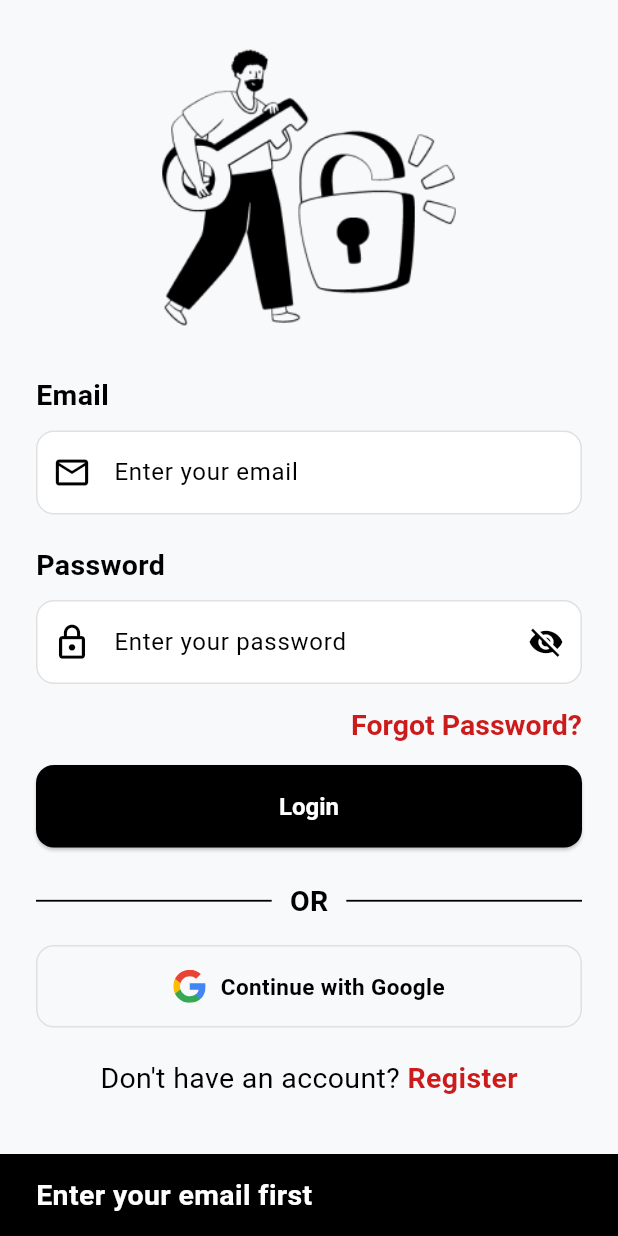
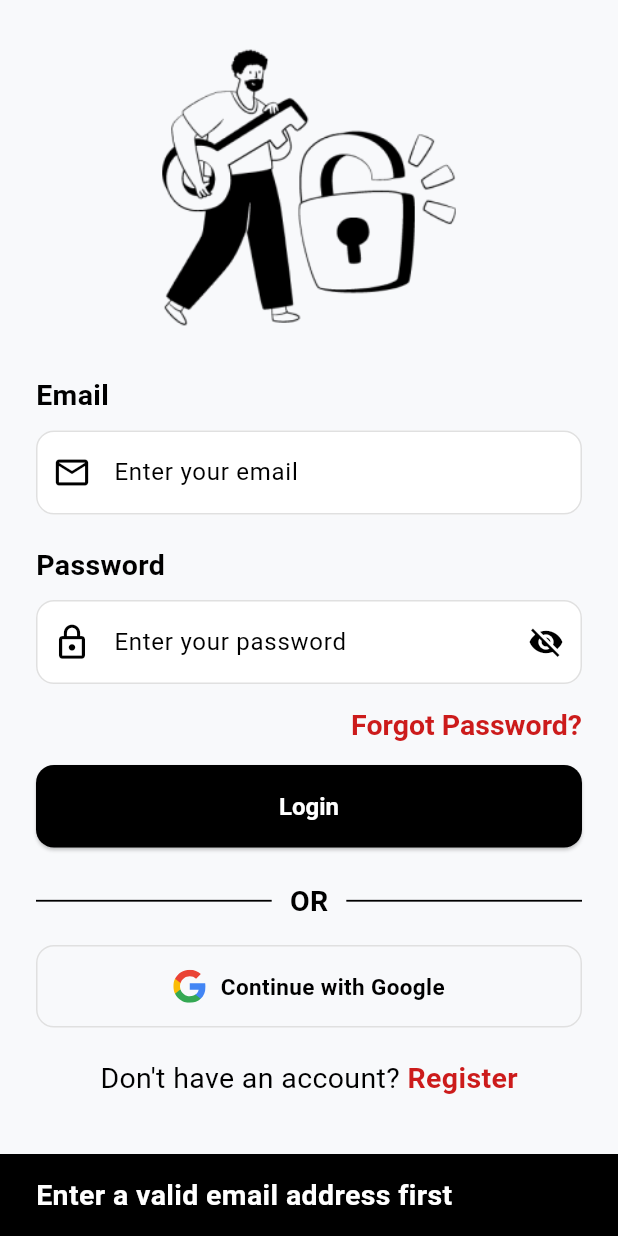
Before and after one commit to mohamedsalah415565-dev/gurdia-x, a Flutter app: the RegisterScreen screen opened by its route, after a tap on "Register", after a tap on "Login", after a tap on "Forgot Password?", on a phone screen of 412 x 824 dp. Run offline on Flutter 3.47's test engine with Material 3 defaults, Android fonts, the phone set to English and light mode, and no system bars; our stand-ins replace camera, cloud_firestore, curved_navigation_bar, dio, firebase_auth, firebase_core and 10 more; accounts and stored records are empty.

Commit message:
update validation

```diff
--- a/lib/shared/widgets/login_form.dart
+++ b/lib/shared/widgets/login_form.dart
@@ -22,6 +22,93 @@ class LoginForm extends StatefulWidget {
 class _LoginFormState extends State<LoginForm> {
   bool obscurePassword = true;
 
+  /// EMAIL VALIDATOR
+  String? _emailValidator(String? value) {
+    if (value == null || value.trim().isEmpty) {
+      return 'Email is required';
+    }
+
+    final email = value.trim();
+
+    final emailRegex = RegExp(
+      r'^[a-zA-Z0-9._%+-]+@[a-zA-Z0-9.-]+\.[a-zA-Z]{2,}$',
+    );
+
+    if (!emailRegex.hasMatch(email)) {
+      return 'Enter a valid email address';
+    }
+
+    return null;
+  }
+
+  /// PASSWORD VALIDATOR
+  String? _passwordValidator(String? value) {
+    if (value == null || value.trim().isEmpty) {
+      return 'Password is required';
+    }
+
+    if (value.length < 6) {
+      return 'Password must be at least 6 characters';
+    }
+
+    return null;
+  }
+
+  /// FORGOT PASSWORD
+  Future<void> _forgotPassword() async {
+    final email = widget.emailController.text.trim();
+
+    if (_emailValidator(email) != null) {
+      if (!mounted) return;
+
+      ScaffoldMessenger.of(context).showSnackBar(
+        const SnackBar(content: Text("Enter a valid email address first")),
+      );
+      return;
+    }
+
+    final scaffold = ScaffoldMessenger.of(context);
+
+    try {
+      await FirebaseAuth.instance.sendPasswordResetEmail(email: email);
+
+      if (!mounted) return;
+
+      scaffold.showSnackBar(
+        const SnackBar(content: Text("Password reset email sent")),
+      );
+    } on FirebaseAuthException catch (e) {
+      if (!mounted) return;
+
+      String message;
+
+      switch (e.code) {
+        case 'user-not-found':
+          message = 'No account found with this email';
+          break;
+
+        case 'invalid-email':
+          message = 'Invalid email address';
+          break;
+
+        case 'too-many-requests':
+          message = 'Too many requests. Try again later';
+          break;
+
+        default:
+          message = e.message ?? 'Failed to send reset email';
+      }
+
+      scaffold.showSnackBar(SnackBar(content: Text(message)));
+    } catch (_) {
+      if (!mounted) return;
+
+      scaffold.showSnackBar(
+        const SnackBar(content: Text("Something went wrong")),
+      );
+    }
+  }
+
   @override
   Widget build(BuildContext context) {
     final theme = AppTheme.lightTheme;
@@ -31,26 +118,23 @@ class _LoginFormState extends State<LoginForm> {
       child: Column(
         crossAxisAlignment: CrossAxisAlignment.start,
         children: [
-          /// Email label
+          /// EMAIL
           Text("Email", style: theme.textTheme.bodyMedium),
           const SizedBox(height: 10),
 
-          /// Email input
           CustomTextField(
             controller: widget.emailController,
             hint: "Enter your email",
             prefixIcon: const Icon(Icons.email_outlined, size: 26),
-            validator: (value) => (value == null || !value.contains('@'))
-                ? "Enter a valid email"
-                : null,
+            validator: _emailValidator,
           ),
+
           const SizedBox(height: 20),
 
-          /// Password label
+          /// PASSWORD
           Text("Password", style: theme.textTheme.bodyMedium),
           const SizedBox(height: 10),
 
-          /// Password input with toggle
           CustomTextField(
             controller: widget.passwordController,
             hint: "Enter your password",
@@ -60,46 +144,22 @@ class _LoginFormState extends State<LoginForm> {
               icon: Icon(
                 obscurePassword ? Icons.visibility_off : Icons.visibility,
               ),
-              onPressed: () =>
-                  setState(() => obscurePassword = !obscurePassword),
+              onPressed: () {
+                setState(() {
+                  obscurePassword = !obscurePassword;
+                });
+              },
             ),
-            validator: (value) => (value == null || value.length < 6)
-                ? "Password too short"
-                : null,
+            validator: _passwordValidator,
           ),
-          SizedBox(height: 16),
 
-          /// Forgot password
+          const SizedBox(height: 16),
+
+          /// FORGOT PASSWORD
           Align(
             alignment: Alignment.centerRight,
             child: TextButton(
-              onPressed: () async {
-                final email = widget.emailController.text.trim();
-                if (email.isEmpty) {
-                  if (!mounted) return; // Guard State usage
-                  ScaffoldMessenger.of(context).showSnackBar(
-                    const SnackBar(content: Text("Enter your email first")),
-                  );
-                  return;
-                }
-
-                // Capture scaffold context before async gap
-                final scaffold = ScaffoldMessenger.of(context);
-
-                try {
-                  await FirebaseAuth.instance.sendPasswordResetEmail(
-                    email: email,
-                  );
-
-                  if (!mounted) return; // Guard after async
-                  scaffold.showSnackBar(
-                    const SnackBar(content: Text("Password reset email sent")),
-                  );
-                } catch (e) {
-                  if (!mounted) return; // Guard after async
-                  scaffold.showSnackBar(SnackBar(content: Text(e.toString())));
-                }
-              },
+              onPressed: _forgotPassword,
               child: Text(
                 "Forgot Password?",
                 style: theme.textTheme.bodyMedium?.copyWith(
--- a/lib/shared/widgets/register_form.dart
+++ b/lib/shared/widgets/register_form.dart
@@ -27,12 +27,12 @@ class RegisterForm extends StatefulWidget {
 
 class _RegisterFormState extends State<RegisterForm> {
   bool isLoading = false;
+  bool obscurePassword = true;
+  bool obscureConfirmPassword = true;
 
   Future<void> handleRegister() async {
-    // SAFETY: check form exists before validating
     if (widget.formKey.currentState == null) return;
 
-    // Validate form
     if (!widget.formKey.currentState!.validate()) return;
 
     setState(() => isLoading = true);
@@ -45,7 +45,6 @@ class _RegisterFormState extends State<RegisterForm> {
 
       if (!mounted) return;
 
-      // IMPORTANT: Call navigation callback only if registration succeeds
       widget.onRegister?.call();
     } catch (e) {
       if (!mounted) return;
@@ -78,14 +77,17 @@ class _RegisterFormState extends State<RegisterForm> {
             hint: "Email",
             prefixIcon: const Icon(Icons.email),
 
-            // Improved email validation
-            validator: (v) {
-              if (v == null || v.isEmpty) {
-                return "Enter email";
+            validator: (value) {
+              if (value == null || value.trim().isEmpty) {
+                return 'Email is required';
               }
 
-              if (!v.contains("@")) {
-                return "Enter valid email";
+              final email = value.trim();
+
+              final emailRegex = RegExp(r'^[\w\.-]+@([\w-]+\.)+[a-zA-Z]{2,}$');
+
+              if (!emailRegex.hasMatch(email)) {
+                return 'Enter a valid email address';
               }
 
               return null;
@@ -103,16 +105,42 @@ class _RegisterFormState extends State<RegisterForm> {
           CustomTextField(
             controller: widget.passwordController,
             hint: "Password",
-            obscure: true,
-            prefixIcon: const Icon(Icons.lock),
+            obscure: obscurePassword,
+            prefixIcon: const Icon(Icons.lock_outline),
+            suffixIcon: IconButton(
+              icon: Icon(
+                obscurePassword ? Icons.visibility_off : Icons.visibility,
+              ),
+              onPressed: () {
+                setState(() {
+                  obscurePassword = !obscurePassword;
+                });
+              },
+            ),
 
-            validator: (v) {
-              if (v == null || v.isEmpty) {
-                return "Enter password";
+            validator: (value) {
+              if (value == null || value.isEmpty) {
+                return 'Password is required';
               }
 
-              if (v.length < 6) {
-                return "Min 6 characters";
+              if (value.length < 8) {
+                return 'Minimum 8 characters';
+              }
+
+              if (!RegExp(r'[A-Z]').hasMatch(value)) {
+                return 'Add uppercase letter';
+              }
+
+              if (!RegExp(r'[a-z]').hasMatch(value)) {
+                return 'Add lowercase letter';
+              }
+
+              if (!RegExp(r'[0-9]').hasMatch(value)) {
+                return 'Add number';
+              }
+
+              if (!RegExp(r'[!@#$%^&*(),.?":{}|<>]').hasMatch(value)) {
+                return 'Add special character';
               }
 
               return null;
@@ -130,16 +158,28 @@ class _RegisterFormState extends State<RegisterForm> {
           CustomTextField(
             controller: widget.confirmPasswordController,
             hint: "Confirm Password",
-            obscure: true,
+            obscure: obscureConfirmPassword,
             prefixIcon: const Icon(Icons.lock_outline),
+            suffixIcon: IconButton(
+              icon: Icon(
+                obscureConfirmPassword
+                    ? Icons.visibility_off
+                    : Icons.visibility,
+              ),
+              onPressed: () {
+                setState(() {
+                  obscureConfirmPassword = !obscureConfirmPassword;
+                });
+              },
+            ),
 
-            validator: (v) {
-              if (v == null || v.isEmpty) {
-                return "Confirm your password";
+            validator: (value) {
+              if (value == null || value.isEmpty) {
+                return 'Please confirm your password';
               }
 
-              if (v != widget.passwordController.text) {
-                return "Passwords don't match";
+              if (value != widget.passwordController.text) {
+                return 'Passwords do not match';
               }
 
               return null;
```
Also changed, not shown: lib/services/auth_service.dart (+57 -10 lines).
